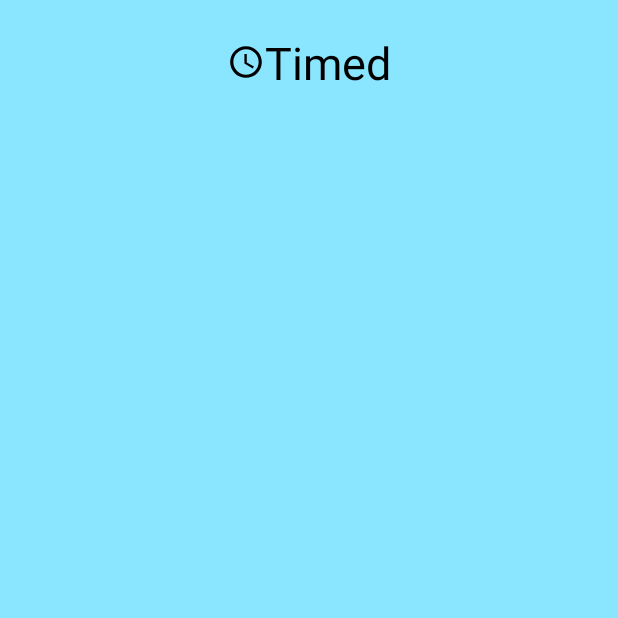
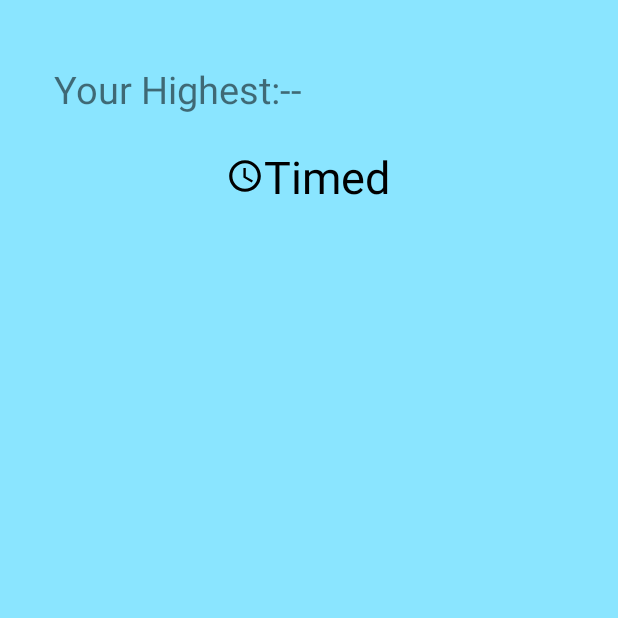
Before and after one commit to Roshan-1710/Bored, an Android app: the Test screen opened directly, with no data from a screen before it, after a tap on "Timed", on a phone screen of 412 x 824 dp, the top half of it. Run offline under Robolectric (Android 15) with nearby library versions, the phone set to English and light mode, and no system bars; our stand-ins replace Firebase (no records; nobody signed in at launch, a user with empty details on screens opened directly); 1 statement that could not run was skipped.

Commit message:
--global Roshan-1710

```diff
--- a/app/src/main/java/com/example/projectsem5/Test.java
+++ b/app/src/main/java/com/example/projectsem5/Test.java
@@ -16,6 +16,8 @@ import androidx.annotation.NonNull;
 import androidx.annotation.RequiresApi;
 import androidx.appcompat.app.AppCompatActivity;
 
+import com.google.firebase.auth.FirebaseAuth;
+import com.google.firebase.auth.FirebaseUser;
 import com.google.firebase.database.DataSnapshot;
 import com.google.firebase.database.DatabaseError;
 import com.google.firebase.database.DatabaseReference;
@@ -28,7 +30,8 @@ import java.util.ArrayList;
 public class Test extends AppCompatActivity {
 ListView listview,listview1,lim1,lim2,lim3;
 View view;
-TextView text,switchlead;
+TextView text,switchlead,scoretxt,score;
+String ts,ls,Uid,n,oldtym;
 ArrayList<String> userList=new ArrayList<String>();
 ArrayList<String> userList1=new ArrayList<>();
 ArrayList<String> limlist=new ArrayList<>();
@@ -39,7 +42,9 @@ ArrayAdapter<String> arrayAdapter1;
 ArrayAdapter<String> limAdapter;
 ArrayAdapter<String> limAdapter1;
 ArrayAdapter<String> limAdapter2;
-
+FirebaseAuth auth = FirebaseAuth.getInstance();
+FirebaseUser user = auth.getCurrentUser();
+DatabaseReference reference= FirebaseDatabase.getInstance("https://projectsem5-94bc6-default-rtdb.asia-southeast1.firebasedatabase.app/").getReference("Players");
 DatabaseReference ref= FirebaseDatabase.getInstance("https://projectsem5-94bc6-default-rtdb.asia-southeast1.firebasedatabase.app/").getReference("Leaderboard");
 DatabaseReference limref=FirebaseDatabase.getInstance("https://projectsem5-94bc6-default-rtdb.asia-southeast1.firebasedatabase.app/").getReference("LimitLeader");
 
@@ -54,6 +59,23 @@ DatabaseReference limref=FirebaseDatabase.getInstance("https://projectsem5-94bc6
         lim2=findViewById(R.id.limit2);
         lim3=findViewById(R.id.limit3);
         switchlead=findViewById(R.id.switchlead);
+        scoretxt=findViewById(R.id.scoretxt);
+        score=findViewById(R.id.score);
+
+        Uid = user.getUid();
+        DatabaseReference UserRef = reference.child(Uid);
+
+        UserRef.addValueEventListener(new ValueEventListener() {
+            @Override
+            public void onDataChange(@NonNull DataSnapshot snapshot) {
+                n=snapshot.getValue(UserModel.class).getUsername().toString();
+            }
+
+            @Override
+            public void onCancelled(@NonNull DatabaseError error) {
+
+            }
+        });
 
         getSupportActionBar().hide();
         view=this.getWindow().getDecorView();
@@ -70,6 +92,8 @@ DatabaseReference limref=FirebaseDatabase.getInstance("https://projectsem5-94bc6
     if (th.equals("th1") || th.equals(null)) {
         view = this.getWindow().getDecorView();
         view.setBackgroundColor(getResources().getColor(R.color.skyblue));
+        scoretxt.setTextColor(getResources().getColor(R.color.black));
+        score.setTextColor(getResources().getColor(R.color.black));
         arrayAdapter=new ArrayAdapter<>(Test.this,R.layout.test_list,userList);
         listview.setAdapter(arrayAdapter);
         arrayAdapter1=new ArrayAdapter<>(Test.this, R.layout.test_list,userList1);
@@ -88,6 +112,8 @@ DatabaseReference limref=FirebaseDatabase.getInstance("https://projectsem5-94bc6
         window.setStatusBarColor(this.getResources().getColor(R.color.black));
         switchlead.setTextColor(getResources().getColor(R.color.white));
         switchlead.setCompoundDrawableTintList(ColorStateList.valueOf(getResources().getColor(R.color.white)));
+        scoretxt.setTextColor(getResources().getColor(R.color.white));
+        score.setTextColor(getResources().getColor(R.color.white));
         arrayAdapter=new ArrayAdapter<>(Test.this,R.layout.test_list_white,userList);
         listview.setAdapter(arrayAdapter);
         arrayAdapter1=new ArrayAdapter<>(Test.this, R.layout.test_list_white,userList1);
@@ -99,6 +125,34 @@ DatabaseReference limref=FirebaseDatabase.getInstance("https://projectsem5-94bc6
         limAdapter2=new ArrayAdapter<>(Test.this,R.layout.test_lim_list_white,limlist2);
         lim3.setAdapter(limAdapter2);
     }
+
+
+    ref.addListenerForSingleValueEvent(new ValueEventListener() {
+        @Override
+        public void onDataChange(@NonNull DataSnapshot snapshot) {
+            ts = snapshot.child(n).child("score").getValue(String.class);
+            score.setText(" "+ts);
+        }
+
+        @Override
+        public void onCancelled(@NonNull DatabaseError error) {
+
+        }
+    });
+
+    limref.addValueEventListener(new ValueEventListener() {
+        @Override
+        public void onDataChange(@NonNull DataSnapshot snapshot) {
+            ls=snapshot.child(n).child("score").getValue(String.class);
+            oldtym=snapshot.child(n).child("time").getValue(String.class);
+        }
+
+        @Override
+        public void onCancelled(@NonNull DatabaseError error) {
+
+        }
+    });
+
 
 
 
@@ -116,7 +170,7 @@ DatabaseReference limref=FirebaseDatabase.getInstance("https://projectsem5-94bc6
     ArrayAdapter<String> limAdapter2=new ArrayAdapter<>(Test.this,R.layout.test_lim_list,limlist2);
     lim3.setAdapter(limAdapter2);*/
 
-    Query top=ref.orderByChild("score").limitToLast(15);
+    Query top=ref.orderByChild("score").limitToLast(10);
     top.addValueEventListener(new ValueEventListener() {
         @Override
         public void onDataChange(@NonNull DataSnapshot snapshot) {
@@ -138,7 +192,7 @@ DatabaseReference limref=FirebaseDatabase.getInstance("https://projectsem5-94bc6
         }
     });
 
-    Query toplim=limref.orderByChild("score").limitToLast(15);
+    Query toplim=limref.orderByChild("score").limitToLast(10);
     toplim.addValueEventListener(new ValueEventListener() {
         @Override
         public void onDataChange(@NonNull DataSnapshot snapshot) {
@@ -174,6 +228,13 @@ DatabaseReference limref=FirebaseDatabase.getInstance("https://projectsem5-94bc6
                     lim1.setVisibility(View.VISIBLE);
                     lim2.setVisibility(View.VISIBLE);
                     lim3.setVisibility(View.VISIBLE);
+                    if (ls != null) {
+                        score.setText(" "+ls+" ("+oldtym+")");
+                    }
+                    else {
+                        score.setText("--");
+                    }
+
 
                 }
                 else {
@@ -184,7 +245,16 @@ DatabaseReference limref=FirebaseDatabase.getInstance("https://projectsem5-94bc6
                     listview1.setVisibility(View.VISIBLE);
                     lim1.setVisibility(View.INVISIBLE);
                     lim2.setVisibility(View.INVISIBLE);
-                    lim3.setVisibility(View.INVISIBLE);                }
+                    lim3.setVisibility(View.INVISIBLE);
+
+                    if(ts !=null){
+                        score.setText(" "+ts);
+                    }
+                    else{
+                        score.setText("--");
+                    }
+                }
+
             }
         });
 
--- a/app/src/main/res/layout/activity_test.xml
+++ b/app/src/main/res/layout/activity_test.xml
@@ -43,7 +43,7 @@
         android:layout_width="wrap_content"
         android:layout_height="wrap_content"
         android:orientation="horizontal"
-        app:layout_constraintGuide_percent="0.1" />
+        app:layout_constraintGuide_percent="0.2" />
 
     <TextView
         android:id="@+id/switchlead"
@@ -55,8 +55,10 @@
         android:textSize="30sp"
         app:layout_constraintBottom_toTopOf="@+id/guideline18"
         app:layout_constraintEnd_toEndOf="parent"
+        app:layout_constraintHorizontal_bias="0.498"
         app:layout_constraintStart_toStartOf="parent"
-        app:layout_constraintTop_toTopOf="parent" />
+        app:layout_constraintTop_toTopOf="parent"
+        app:layout_constraintVertical_bias="0.783" />
 
     <androidx.constraintlayout.widget.Guideline
         android:id="@+id/guideline19"
@@ -77,27 +79,61 @@
         android:layout_width="0dp"
         android:layout_height="0dp"
         android:visibility="invisible"
-        app:layout_constraintTop_toBottomOf="@id/guideline18"
+        app:layout_constraintBottom_toBottomOf="parent"
+        app:layout_constraintEnd_toStartOf="@id/guideline19"
         app:layout_constraintStart_toStartOf="parent"
-        app:layout_constraintEnd_toStartOf="@id/guideline19"
-        app:layout_constraintBottom_toBottomOf="parent"/>
+        app:layout_constraintTop_toBottomOf="@id/guideline18" />
+
     <ListView
         android:id="@+id/limit2"
         android:layout_width="0dp"
         android:layout_height="0dp"
         android:visibility="invisible"
-        app:layout_constraintTop_toBottomOf="@id/guideline18"
+        app:layout_constraintBottom_toBottomOf="parent"
+        app:layout_constraintEnd_toStartOf="@id/guideline20"
         app:layout_constraintStart_toEndOf="@id/guideline19"
-        app:layout_constraintEnd_toStartOf="@id/guideline20"
-        app:layout_constraintBottom_toBottomOf="parent"/>
+        app:layout_constraintTop_toBottomOf="@id/guideline18" />
+
     <ListView
         android:id="@+id/limit3"
         android:layout_width="0dp"
         android:layout_height="0dp"
         android:visibility="invisible"
-        app:layout_constraintTop_toBottomOf="@id/guideline18"
+        app:layout_constraintBottom_toBottomOf="parent"
+        app:layout_constraintEnd_toEndOf="parent"
         app:layout_constraintStart_toEndOf="@id/guideline20"
+        app:layout_constraintTop_toBottomOf="@id/guideline18" />
+
+
+    <TextView
+        android:id="@+id/scoretxt"
+        android:layout_width="wrap_content"
+        android:layout_height="wrap_content"
+        android:layout_marginBottom="20dp"
+        android:text="Your Highest:"
+        android:textSize="25sp"
+        app:layout_constraintBottom_toTopOf="@+id/switchlead"
         app:layout_constraintEnd_toEndOf="parent"
-        app:layout_constraintBottom_toBottomOf="parent"/>
+        app:layout_constraintHorizontal_bias="0.137"
+        app:layout_constraintStart_toStartOf="parent"
+        app:layout_constraintTop_toTopOf="@+id/guideline23" />
+
+    <TextView
+        android:id="@+id/score"
+        android:layout_width="wrap_content"
+        android:layout_height="wrap_content"
+        android:text="00"
+        android:textSize="25sp"
+
+        app:layout_constraintBottom_toBottomOf="@+id/scoretxt"
+        app:layout_constraintStart_toEndOf="@+id/scoretxt"
+        app:layout_constraintTop_toTopOf="@+id/scoretxt" />
+
+    <androidx.constraintlayout.widget.Guideline
+        android:id="@+id/guideline23"
+        android:layout_width="wrap_content"
+        android:layout_height="wrap_content"
+        android:orientation="horizontal"
+        app:layout_constraintGuide_percent="0.05" />
 
 </androidx.constraintlayout.widget.ConstraintLayout>
```
